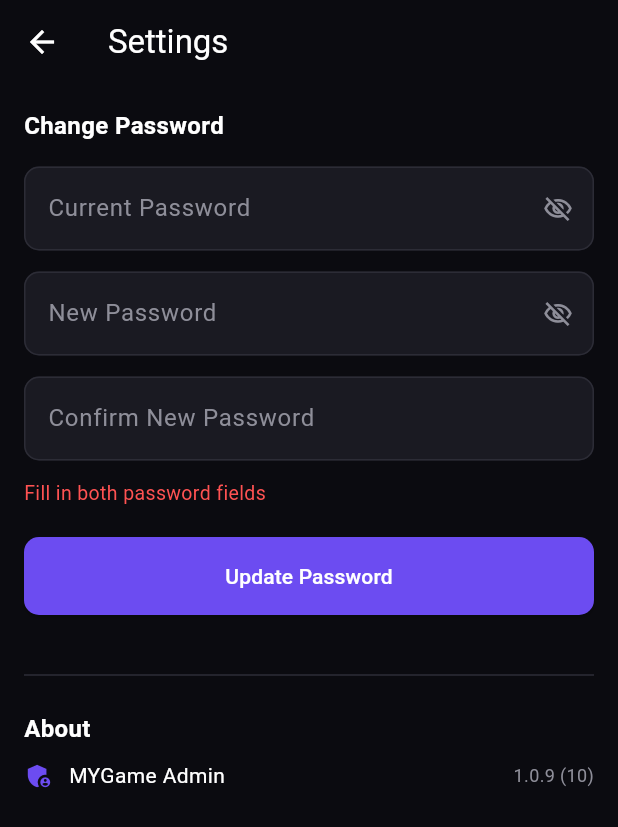
After one commit to shamarcassim1219-cmd/MyGameAdmin, a Flutter app: the AdminSettingsScreen screen opened directly, after a tap on "Update Password", on a phone screen of 412 x 824 dp. The commit adds this screen. Shown: the top 827 px of the screen. Run offline on Flutter 3.47's test engine with Material 3 defaults, Android fonts, the phone set to English and light mode, and no system bars; our stand-ins replace firebase_core, firebase_messaging, image_picker, package_info_plus, shared_preferences; accounts and stored records are empty.

Commit message:
v1.0.9 - add Reports (sales/revenue/user growth analytics) and Settings (password change) screens

```diff
--- /dev/null
+++ b/lib/screens/admin_settings_screen.dart
@@ -0,0 +1,159 @@
+import 'package:flutter/material.dart';
+import 'package:package_info_plus/package_info_plus.dart';
+import '../main.dart';
+import '../services/api_service.dart';
+
+class AdminSettingsScreen extends StatefulWidget {
+  const AdminSettingsScreen({super.key});
+
+  @override
+  State<AdminSettingsScreen> createState() => _AdminSettingsScreenState();
+}
+
+class _AdminSettingsScreenState extends State<AdminSettingsScreen> {
+  final _currentCtrl = TextEditingController();
+  final _newCtrl = TextEditingController();
+  final _confirmCtrl = TextEditingController();
+  bool _obscureCurrent = true;
+  bool _obscureNew = true;
+  bool _saving = false;
+  String? _error;
+  String _version = '';
+
+  @override
+  void initState() {
+    super.initState();
+    _loadVersion();
+  }
+
+  Future<void> _loadVersion() async {
+    try {
+      final info = await PackageInfo.fromPlatform();
+      setState(() => _version = '${info.version} (${info.buildNumber})');
+    } catch (_) {}
+  }
+
+  @override
+  void dispose() {
+    _currentCtrl.dispose();
+    _newCtrl.dispose();
+    _confirmCtrl.dispose();
+    super.dispose();
+  }
+
+  Future<void> _changePassword() async {
+    final current = _currentCtrl.text.trim();
+    final newPass = _newCtrl.text.trim();
+    final confirm = _confirmCtrl.text.trim();
+
+    if (current.isEmpty || newPass.isEmpty) {
+      setState(() => _error = 'Fill in both password fields');
+      return;
+    }
+    if (newPass.length < 6) {
+      setState(() => _error = 'New password must be at least 6 characters');
+      return;
+    }
+    if (newPass != confirm) {
+      setState(() => _error = 'New password and confirmation do not match');
+      return;
+    }
+
+    setState(() {
+      _saving = true;
+      _error = null;
+    });
+    try {
+      final msg = await ApiService.changeAdminPassword(current, newPass);
+      if (mounted) {
+        ScaffoldMessenger.of(context).showSnackBar(SnackBar(content: Text(msg)));
+        _currentCtrl.clear();
+        _newCtrl.clear();
+        _confirmCtrl.clear();
+      }
+    } catch (e) {
+      setState(() => _error = e.toString().replaceFirst('Exception: ', ''));
+    } finally {
+      if (mounted) setState(() => _saving = false);
+    }
+  }
+
+  @override
+  Widget build(BuildContext context) {
+    return Scaffold(
+      backgroundColor: AppColors.bg,
+      appBar: AppBar(title: const Text('Settings')),
+      body: SingleChildScrollView(
+        padding: const EdgeInsets.all(16),
+        child: Column(
+          crossAxisAlignment: CrossAxisAlignment.start,
+          children: [
+            const Text('Change Password', style: TextStyle(color: Colors.white, fontSize: 16, fontWeight: FontWeight.bold)),
+            const SizedBox(height: 16),
+            TextField(
+              controller: _currentCtrl,
+              obscureText: _obscureCurrent,
+              style: const TextStyle(color: Colors.white),
+              decoration: InputDecoration(
+                labelText: 'Current Password',
+                suffixIcon: IconButton(
+                  icon: Icon(_obscureCurrent ? Icons.visibility_off_outlined : Icons.visibility_outlined, color: AppColors.hint, size: 20),
+                  onPressed: () => setState(() => _obscureCurrent = !_obscureCurrent),
+                ),
+              ),
+            ),
+            const SizedBox(height: 14),
+            TextField(
+              controller: _newCtrl,
+              obscureText: _obscureNew,
+              style: const TextStyle(color: Colors.white),
+              decoration: InputDecoration(
+                labelText: 'New Password',
+                suffixIcon: IconButton(
+                  icon: Icon(_obscureNew ? Icons.visibility_off_outlined : Icons.visibility_outlined, color: AppColors.hint, size: 20),
+                  onPressed: () => setState(() => _obscureNew = !_obscureNew),
+                ),
+              ),
+            ),
+            const SizedBox(height: 14),
+            TextField(
+              controller: _confirmCtrl,
+              obscureText: _obscureNew,
+              style: const TextStyle(color: Colors.white),
+              decoration: const InputDecoration(labelText: 'Confirm New Password'),
+            ),
+            if (_error != null) ...[
+              const SizedBox(height: 12),
+              Text(_error!, style: const TextStyle(color: Colors.redAccent, fontSize: 13)),
+            ],
+            const SizedBox(height: 20),
+            SizedBox(
+              width: double.infinity,
+              height: 52,
+              child: ElevatedButton(
+                onPressed: _saving ? null : _changePassword,
+                child: _saving
+                    ? const SizedBox(height: 18, width: 18, child: CircularProgressIndicator(strokeWidth: 2, color: Colors.black))
+                    : const Text('Update Password'),
+              ),
+            ),
+            const SizedBox(height: 32),
+            const Divider(color: AppColors.border),
+            const SizedBox(height: 16),
+            const Text('About', style: TextStyle(color: Colors.white, fontSize: 16, fontWeight: FontWeight.bold)),
+            const SizedBox(height: 10),
+            Row(
+              children: [
+                const Icon(Icons.admin_panel_settings, color: AppColors.primary, size: 20),
+                const SizedBox(width: 10),
+                const Text('MYGame Admin', style: TextStyle(color: Colors.white, fontSize: 14)),
+                const Spacer(),
+                Text(_version, style: const TextStyle(color: AppColors.hint, fontSize: 12)),
+              ],
+            ),
+          ],
+        ),
+      ),
+    );
+  }
+}
--- a/lib/screens/dashboard_screen.dart
+++ b/lib/screens/dashboard_screen.dart
@@ -11,6 +11,8 @@ import 'broadcast_screen.dart';
 import 'finance_screen.dart';
 import 'promotions_screen.dart';
 import 'rentals_installments_screen.dart';
+import 'reports_screen.dart';
+import 'admin_settings_screen.dart';
 import 'verification_list_screen.dart';
 import '../services/api_service.dart';
 import 'login_screen.dart';
@@ -78,11 +80,11 @@ class _DashboardScreenState extends State<DashboardScreen> {
             _navItem(context, Icons.calendar_month_outlined, 'Rentals & Installments', () => Navigator.push(context, MaterialPageRoute(builder: (_) => const RentalsInstallmentsScreen()))),
             _navItem(context, Icons.account_balance_wallet_outlined, 'Wallet', () => Navigator.push(context, MaterialPageRoute(builder: (_) => const WalletRequestsScreen()))),
             _navItem(context, Icons.support_agent_outlined, 'Support', () => Navigator.push(context, MaterialPageRoute(builder: (_) => const SupportRequestsScreen()))),
-            _navItem(context, Icons.bar_chart_outlined, 'Reports', () => _comingSoon(context)),
+            _navItem(context, Icons.bar_chart_outlined, 'Reports', () => Navigator.push(context, MaterialPageRoute(builder: (_) => const ReportsScreen()))),
             _navItem(context, Icons.notifications_outlined, 'Notifications', () => Navigator.push(context, MaterialPageRoute(builder: (_) => const BroadcastScreen()))),
             _navItem(context, Icons.campaign_outlined, 'Promotions', () => Navigator.push(context, MaterialPageRoute(builder: (_) => const PromotionsScreen()))),
             _navItem(context, Icons.attach_money_outlined, 'Finance', () => Navigator.push(context, MaterialPageRoute(builder: (_) => const FinanceScreen()))),
-            _navItem(context, Icons.settings_outlined, 'Settings', () => _comingSoon(context)),
+            _navItem(context, Icons.settings_outlined, 'Settings', () => Navigator.push(context, MaterialPageRoute(builder: (_) => const AdminSettingsScreen()))),
             const Divider(color: AppColors.border),
             ListTile(
               leading: const Icon(Icons.logout, color: Colors.redAccent, size: 20),
--- a/lib/services/api_service.dart
+++ b/lib/services/api_service.dart
@@ -354,4 +354,21 @@ class ApiService {
     final data = await _handle(res);
     return data['plans'];
   }
+
+  // ---------- REPORTS ----------
+  static Future<Map<String, dynamic>> getReportsSummary() async {
+    final res = await http.get(Uri.parse('$baseUrl/admin/reports/summary'), headers: await _headers());
+    return await _handle(res);
+  }
+
+  // ---------- ADMIN SETTINGS ----------
+  static Future<String> changeAdminPassword(String currentPassword, String newPassword) async {
+    final res = await http.put(
+      Uri.parse('$baseUrl/admin/settings/change-password'),
+      headers: await _headers(),
+      body: jsonEncode({'currentPassword': currentPassword, 'newPassword': newPassword}),
+    );
+    final data = await _handle(res);
+    return data['message'] ?? 'Password changed';
+  }
 }
--- a/pubspec.yaml
+++ b/pubspec.yaml
@@ -1,12 +1,13 @@
 name: mygame_admin
 description: MYGame Marketplace Admin Panel
 publish_to: 'none'
-version: 1.0.8+9
+version: 1.0.9+10
 
 environment:
   sdk: '>=3.0.0 <4.0.0'
 
 dependencies:
+  package_info_plus: ^8.0.0
   flutter:
     sdk: flutter
   cupertino_icons: ^1.0.6
```
Also changed, not shown: lib/screens/reports_screen.dart (added, +139 -0 lines), pubspec.lock, 1 other file.
